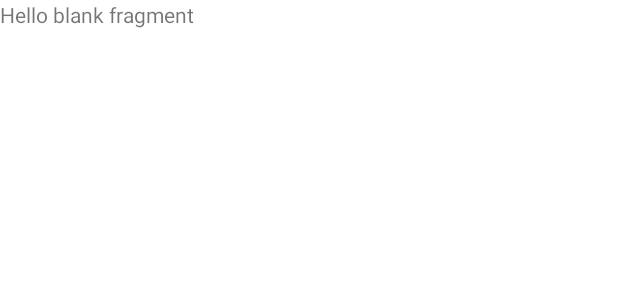
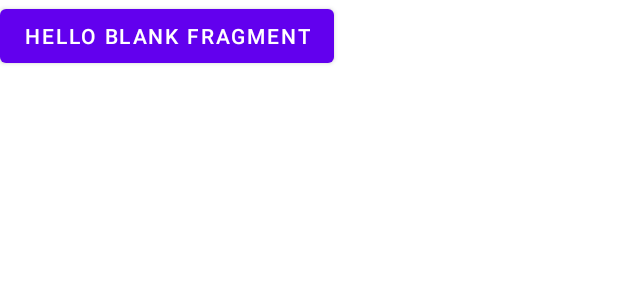
Before and after one commit to EgorKisel/MyWeather, an Android app: the layout fragment_main.xml on its own in the app's theme, with its tools: preview values and no code run, on a phone screen of 412 x 824 dp. Shown: the top 300 px of the screen. Run offline under Robolectric (Android 15) with nearby library versions, the phone set to English and light mode, and no system bars.

Commit message:
добавил  viewBinding

```diff
--- a/app/build.gradle
+++ b/app/build.gradle
@@ -6,6 +6,10 @@ plugins {
 android {
     compileSdkVersion 31
     buildToolsVersion "30.0.3"
+
+    buildFeatures{
+        viewBinding true
+    }
 
     defaultConfig {
         applicationId "com.geekbrains.myweather"
--- a/app/src/main/res/layout/fragment_main.xml
+++ b/app/src/main/res/layout/fragment_main.xml
@@ -6,9 +6,10 @@
     tools:context=".view.MainFragment">
 
     <!-- TODO: Update blank fragment layout -->
-    <TextView
-        android:layout_width="match_parent"
-        android:layout_height="match_parent"
+    <Button
+        android:id="@+id/btnOne"
+        android:layout_width="wrap_content"
+        android:layout_height="wrap_content"
         android:text="@string/hello_blank_fragment" />
 
 </FrameLayout>
```
Also changed, not shown: app/src/main/java/com/geekbrains/myweather/view/MainFragment.kt (+7 -1 lines), app/src/main/res/layout/activity_first.xml (deleted, +0 -15 lines).
